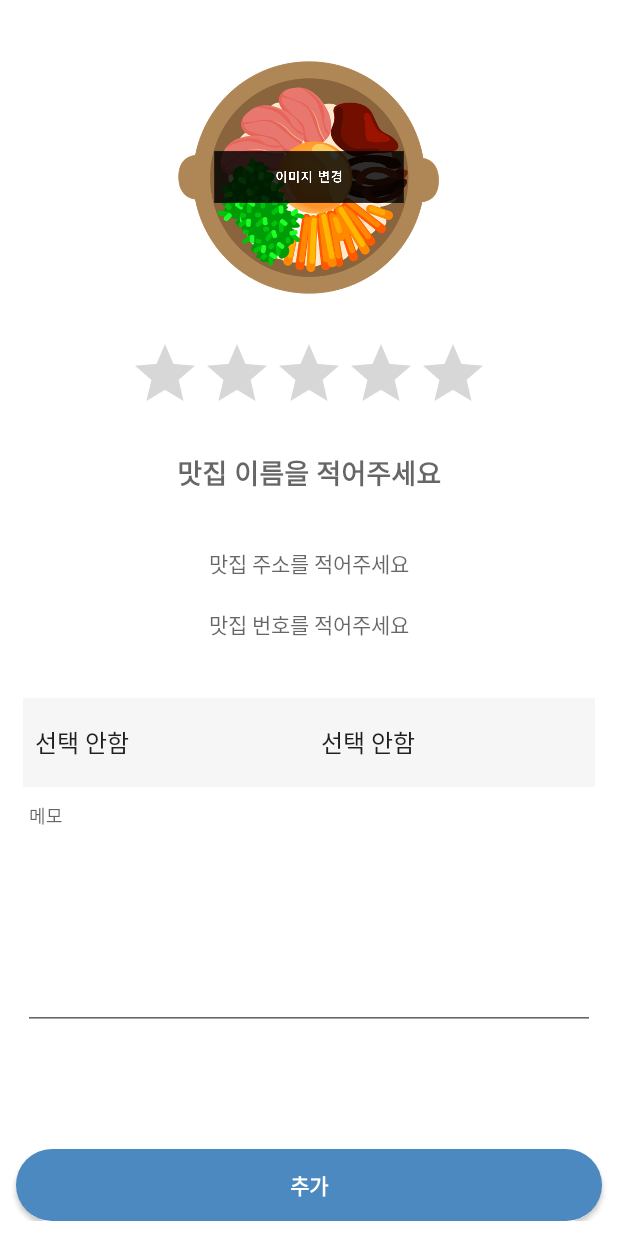
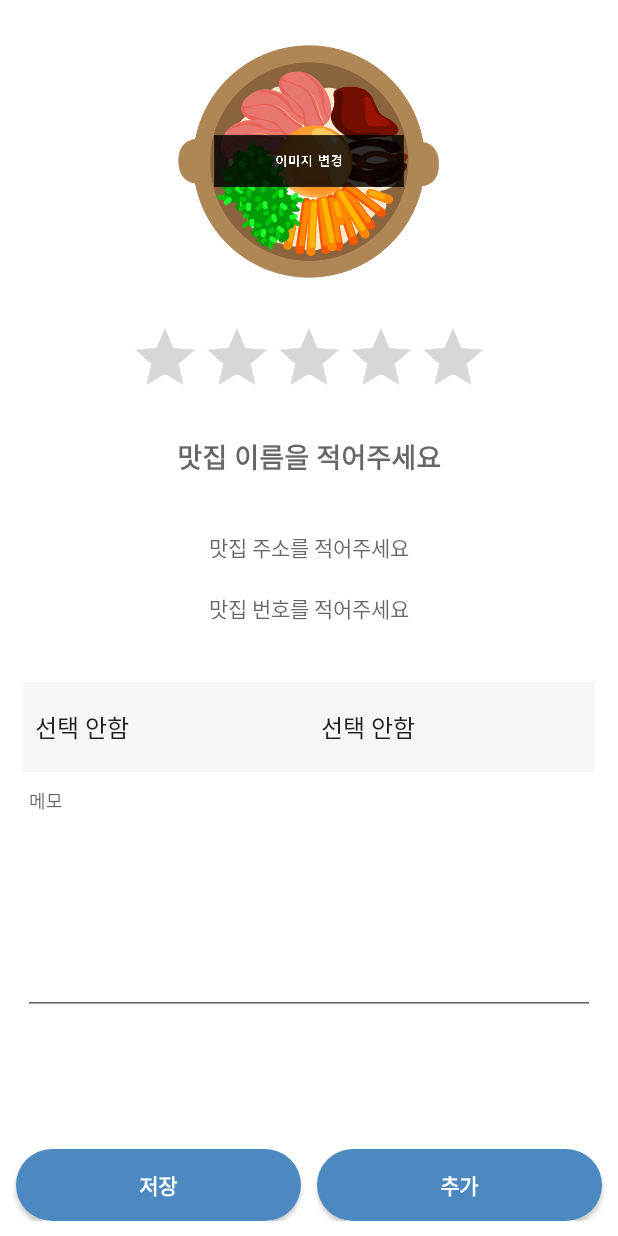
Before and after one commit to JangJuRi/FoodMemo, an Android app: the FoodDsForm screen opened directly, with no data from a screen before it, after a tap on an icon or button, on a phone screen of 412 x 824 dp. Run offline under Robolectric (Android 15) with nearby library versions, the phone set to English and light mode, and no system bars; pictures from the network do not load.

Commit message:
맛집 수정 후 finish 변경

```diff
--- a/app/src/main/java/com/example/foodmemo/FoodDsForm.java
+++ b/app/src/main/java/com/example/foodmemo/FoodDsForm.java
@@ -168,11 +168,13 @@
                 if (Value3 > 0) {
                     if (mydb.updateFood(id, food_name.getText().toString(), food_type.getSelectedItemPosition(), food_type.getSelectedItem().toString(), score_value, food_region.getSelectedItemPosition(), food_region.getSelectedItem().toString(), food_phone.getText().toString(), food_address.getText().toString(), food_memo.getText().toString(), logoImage)) {
                         Toast.makeText(getApplicationContext(), "수정 완료!", Toast.LENGTH_SHORT).show();
-                        finish();
+                        editFalse();
+                        food_editable.setVisibility(View.VISIBLE);
+                        food_edit.setVisibility(View.GONE);
                     } else {
                         Toast.makeText(getApplicationContext(), "수정 실패", Toast.LENGTH_SHORT).show();
+                        finish();
                     }
-                    finish();
                 }
                 break;
 
@@ -185,6 +187,7 @@
             case R.id.food_editable:
                 editTrue();
                 food_editable.setVisibility(View.GONE);
+                food_edit.setVisibility(View.VISIBLE);
         }
     }
 
@@ -207,7 +210,7 @@
 
         food_name.post(new Runnable() {     //포커스 지정
             @Override
-            public void run() {
+            public void run() {     //자동 포커스
                 food_name.setFocusableInTouchMode(true);
                 food_name.requestFocus();
 
@@ -241,8 +244,8 @@
         int Value = intent.getIntExtra("id",0);
         id = Value;
 
-        if(Value > 0) {     //수정버튼 활성화
-            food_edit.setVisibility(View.VISIBLE);
+        if(Value > 0) {     //저장버튼 활성화
+            food_edit.setVisibility(View.GONE);
             food_save.setVisibility(View.GONE);
             food_del.setVisibility(View.VISIBLE);
         }
--- a/app/src/main/res/layout/food_dsform.xml
+++ b/app/src/main/res/layout/food_dsform.xml
@@ -14,29 +14,6 @@
         android:orientation="vertical"
         tools:layout_editor_absoluteX="0dp"
         tools:layout_editor_absoluteY="0dp">
-
-        <LinearLayout
-            android:layout_width="match_parent"
-            android:layout_height="wrap_content"
-            android:gravity="center|right"
-            android:orientation="vertical"
-            android:paddingTop="10dp"
-            android:paddingBottom="1dp">
-
-            <Button
-                android:id="@+id/food_editable"
-                android:layout_width="wrap_content"
-                android:layout_height="wrap_content"
-                android:layout_marginEnd="8dp"
-                android:background="@drawable/ds_button"
-                android:text="수정"
-                android:textColor="#FFFFFF"
-                android:textSize="12sp"
-                android:textStyle="bold"
-                android:visibility="gone"
-                app:layout_constraintEnd_toEndOf="@+id/linearLayout"
-                app:layout_constraintTop_toTopOf="@+id/linearLayout" />
-        </LinearLayout>
 
         <LinearLayout
             android:layout_width="match_parent"
@@ -169,6 +146,20 @@
             android:paddingBottom="10dp">
 
             <Button
+                android:id="@+id/food_editable"
+                android:layout_width="wrap_content"
+                android:layout_height="wrap_content"
+                android:layout_marginLeft="5dp"
+                android:layout_marginRight="5dp"
+                android:layout_weight="1"
+                android:background="@drawable/ds_button"
+                android:text="수정"
+                android:textColor="@android:color/background_light"
+                android:textSize="14sp"
+                android:textStyle="bold"
+                android:visibility="gone" />
+
+            <Button
                 android:id="@+id/food_edit"
                 android:layout_width="wrap_content"
                 android:layout_height="wrap_content"
```
